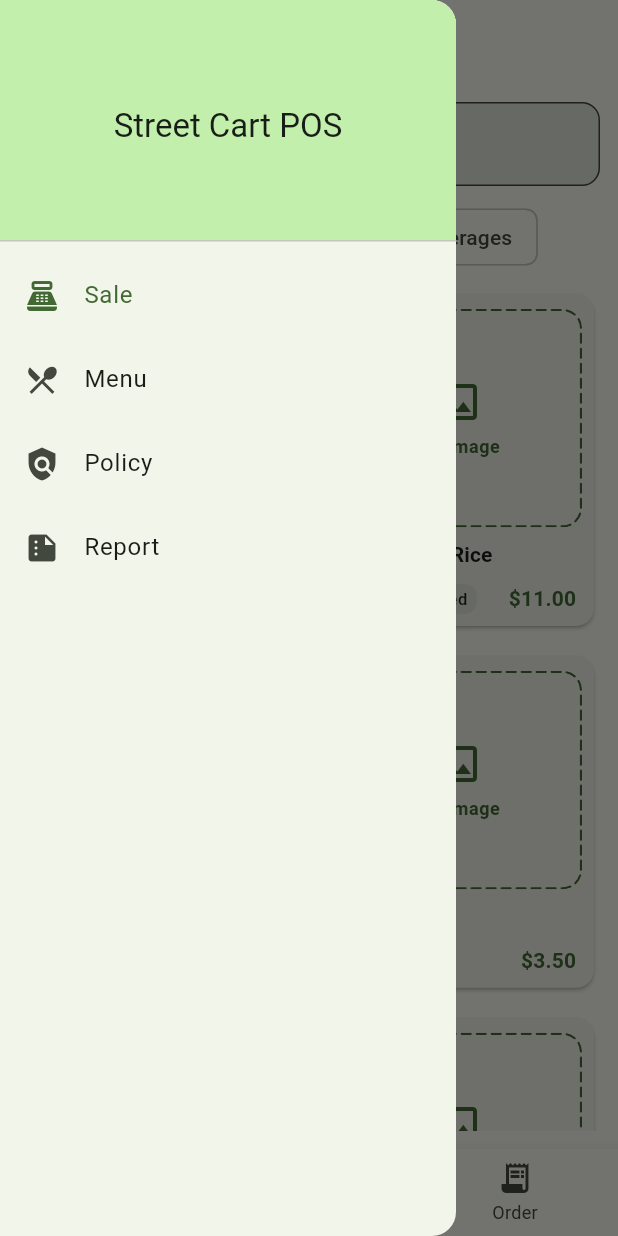
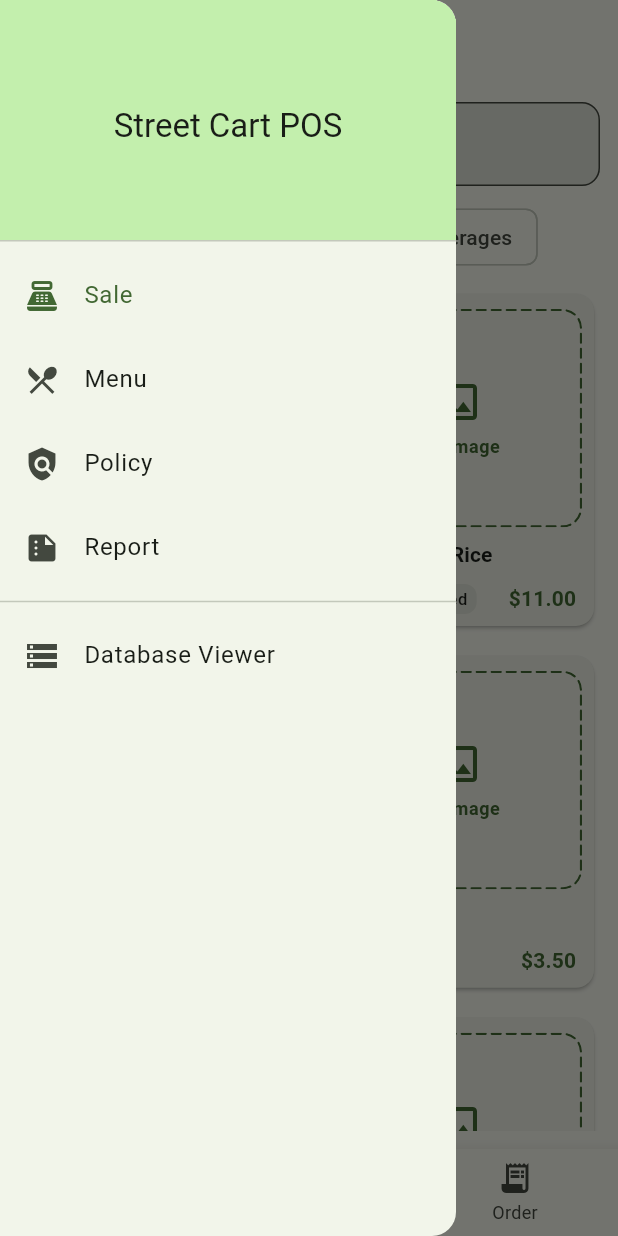
Before and after one commit to Vorak-Tong/SteetCart_POS, a Flutter app: the screen it shows after launch, with the side drawer open, on a phone screen of 412 x 824 dp. Run offline on Flutter 3.47's test engine with Material 3 defaults, Android fonts, the phone set to English and light mode, and no system bars; our stand-ins replace go_router, sqflite, sqflite_common_ffi; accounts and stored records are empty.

Commit message:
fix: add database viewer to app drawer

```diff
--- a/lib/ui/core/widgets/app_drawer.dart
+++ b/lib/ui/core/widgets/app_drawer.dart
@@ -1,5 +1,7 @@
 import 'package:flutter/material.dart';
 import 'package:go_router/go_router.dart';
+import 'package:street_cart_pos/ui/core/widgets/database_viewer_page.dart';
+
 class AppDrawer extends StatelessWidget {
   const AppDrawer({super.key, required this.currentRouteName});
 
@@ -58,6 +60,17 @@ class AppDrawer extends StatelessWidget {
                 context.goNamed('report');
               },
             ),
+            const Divider(),
+            ListTile(
+              leading: const Icon(Icons.storage),
+              title: const Text('Database Viewer'),
+              onTap: () {
+                Navigator.of(context).pop();
+                Navigator.of(context).push(
+                  MaterialPageRoute(builder: (_) => const DatabaseViewerPage()),
+                );
+              },
+            ),
           ],
         ),
       );
```
